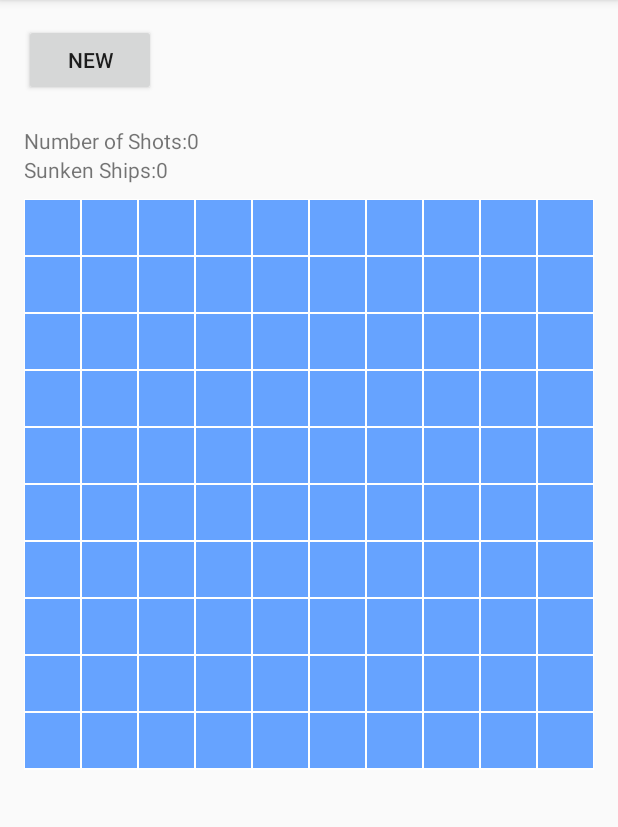
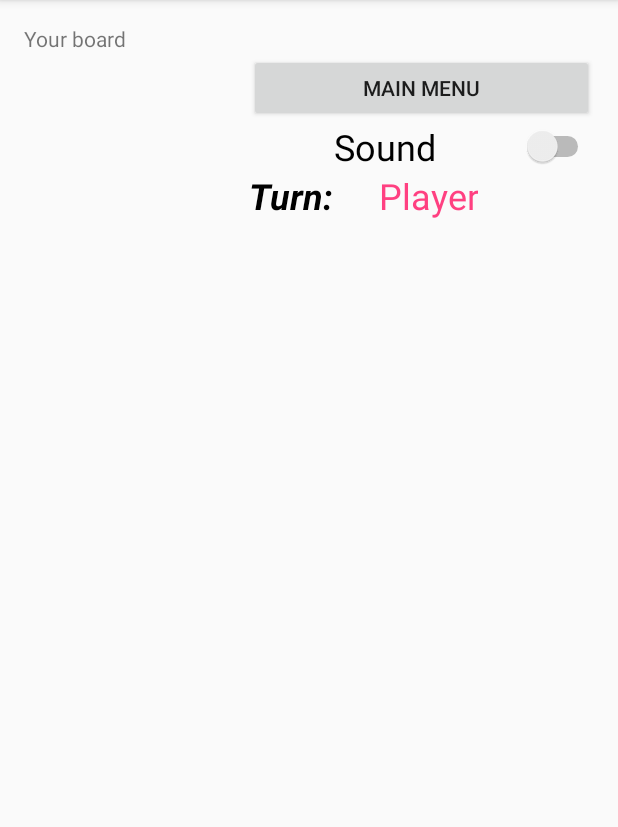
Before and after one commit to MichaelsPlayground/Java-Android-Battleship-Org, an Android app: the GameActivity screen opened directly, with no data from a screen before it, on a phone screen of 412 x 824 dp, the part 84-911 px from its top. Run offline under Robolectric (Android 15) with nearby library versions, the phone set to English and light mode, and no system bars.

Commit message:
Added more features to game activity

```diff
--- a/app/build.gradle
+++ b/app/build.gradle
@@ -28,4 +28,5 @@ dependencies {
     compile 'com.android.support:appcompat-v7:25.1.0'
     testCompile 'junit:junit:4.12'
     compile 'com.google.android.gms:play-services-appindexing:8.4.0'
+    compile 'com.google.code.gson:gson:2.8.0'
 }
--- a/app/src/main/java/edu/utep/cs/cs4330/battleship/Game.java
+++ b/app/src/main/java/edu/utep/cs/cs4330/battleship/Game.java
@@ -33,5 +33,7 @@ public class Game {
         // You hit and are not allowed multiple hits
         if(isHit && !p.isAllowedMultipleShots)
             nextTurn();
+
+        return false;
     }
 }
--- a/app/src/main/java/edu/utep/cs/cs4330/battleship/GameActivity.java
+++ b/app/src/main/java/edu/utep/cs/cs4330/battleship/GameActivity.java
@@ -13,22 +13,18 @@ import android.view.Menu;
 import android.view.MenuItem;
 import android.view.View;
 import android.widget.Button;
+import android.widget.Switch;
 import android.widget.TextView;
+
+import com.google.gson.Gson;
 
 public class GameActivity extends AppCompatActivity {
     // Views
     private BoardView boardView;
-    private TextView textShots;
-    private TextView textSunk;
-    private Button btnNew;
+    private Switch switchSound;
 
     // Models
     private Board board;
-
-    private final int TOTAL_SHIPS = 5;
-    private int shotCount = 0;
-    private int sunkCount = 0;
-
     private boolean isSoundEnabled = true;
 
     @Override
@@ -39,8 +35,9 @@ public class GameActivity extends AppCompatActivity {
 
     @Override
     public boolean onOptionsItemSelected(MenuItem item) {
-        if(item.getItemId() == R.id.menuitem_sound)
+        if(item.getItemId() == R.id.menuitem_sound) {
             isSoundEnabled = !isSoundEnabled;
+        }
 
         return super.onOptionsItemSelected(item);
     }
@@ -48,63 +45,30 @@ public class GameActivity extends AppCompatActivity {
     @Override
     protected void onCreate(Bundle savedInstanceState) {
         super.onCreate(savedInstanceState);
-        Log.d("Debug", "Created");
         setContentView(R.layout.activity_game);
 
         boardView = (BoardView) findViewById(R.id.boardView);
-        textShots = (TextView) findViewById(R.id.txtShots);
-        textSunk = (TextView) findViewById(R.id.textSunk);
-        btnNew = (Button) findViewById(R.id.btnNew);
-        reset();
+        switchSound = (Switch) findViewById(R.id.switchSound);
+        //reset();
 
-        //if (!savedInstanceState.isEmpty()) {
-            //shotCount = savedInstanceState.getInt("shots");
-            //sunkCount = savedInstanceState.getInt("sunks");
-        //}
+        Bundle extras = getIntent().getExtras();
+        if(extras == null)
+            return;
+
+        String jsonMyObject;
+        jsonMyObject = extras.getString("BOARD");
+        if(jsonMyObject != null) {
+            Board b = new Gson().fromJson(jsonMyObject, Board.class);
+            boardView.setBoard(b);
+        }
+
     }
 
     @Override
     protected void onSaveInstanceState(Bundle outState) {
-        //outState.putInt("shots", shotCount);
-        //outState.putInt("sunks", sunkCount);
         super.onSaveInstanceState(outState);
     }
 
-    @Override
-    protected void onStart() {
-        super.onStart();
-        Log.d("Debug", "---=== Started");
-    }
-
-    @Override
-    protected void onResume() {
-        super.onResume();
-        Log.d("Debug", "Resumed");
-    }
-
-    @Override
-    protected void onPause() {
-        super.onPause();
-        Log.d("Debug", "Paused");
-    }
-
-    @Override
-    protected void onStop() {
-        super.onStop();
-        Log.d("Debug", "Stopped");
-    }
-
-    @Override
-    protected void onDestroy() {
-        super.onDestroy();
-        Log.d("Debug", "Destroyed");
-    }
-
-    @Override
-    protected void onRestart() {
-        super.onRestart();
-        Log.d("Debug", "Restarted");
-    }
 
     public void onNewButton(View v) {
         new AlertDialog.Builder(this)
@@ -124,10 +88,6 @@ public class GameActivity extends AppCompatActivity {
     }
 
     private void reset() {
-        shotCount = 0;
-        sunkCount = 0;
-        updateShotCounter();
-        updateSunkCounter();
 
         board = new Board(10);
         Log.d("Cheat", board.boardToString());
@@ -135,48 +95,15 @@ public class GameActivity extends AppCompatActivity {
         board.addBoardListener(new Board.BoardListener() {
             @Override
             public void onShipHit(Ship ship) {
-                shotCount++;
 
-                if(isSoundEnabled) {
-                    MediaPlayer mp = MediaPlayer.create(getApplicationContext(), R.raw.hit);
-                    mp.start();
-                }
-
-                if (ship.isDestroyed()) {
-                    if(isSoundEnabled) {
-                        MediaPlayer mp = MediaPlayer.create(getApplicationContext(), R.raw.sink);
-                        mp.start();
-                    }
-                    sunkCount++;
-                }
-
-                if (sunkCount == TOTAL_SHIPS) {
-                    if(isSoundEnabled) {
-                        MediaPlayer mp = MediaPlayer.create(getApplicationContext(), R.raw.gameover);
-                        mp.start();
-                    }
-                }
-
-
-                updateSunkCounter();
-                updateShotCounter();
             }
 
             @Override
             public void onShipMiss() {
-                shotCount++;
-                updateShotCounter();
+
             }
         });
         boardView.setBoard(board);
     }
 
-    private void updateShotCounter() {
-        textShots.setText(getString(R.string.num_shots) + shotCount);
-    }
-
-    private void updateSunkCounter() {
-        textSunk.setText(getString(R.string.num_sunk_ships) + sunkCount);
-    }
-
 }
--- a/app/src/main/res/layout/activity_deployment.xml
+++ b/app/src/main/res/layout/activity_deployment.xml
@@ -169,7 +169,8 @@
             android:layout_height="wrap_content"
             android:id="@+id/btnDeploy"
             android:layout_weight="1"
-            android:enabled="false"/>
+            android:enabled="false"
+            android:onClick="onClickDeploy" />
 
         <Space
             android:layout_width="wrap_content"
--- a/app/src/main/res/layout/activity_game.xml
+++ b/app/src/main/res/layout/activity_game.xml
@@ -12,34 +12,103 @@
     <LinearLayout
         android:layout_width="match_parent"
         android:layout_height="wrap_content"
-        android:orientation="vertical">
+        android:orientation="vertical"
+        android:id="@+id/layoutGameMain"
+        android:layout_alignParentTop="true"
+        android:layout_alignParentLeft="true"
+        android:layout_alignParentStart="true">
 
-        <Button
-            android:text="@string/new_button_label"
+        <LinearLayout
+            android:orientation="horizontal"
+            android:layout_width="match_parent"
+            android:layout_height="match_parent"
+            android:id="@+id/layoutGameTop">
+
+            <LinearLayout
+                android:orientation="vertical"
                 android:layout_width="wrap_content"
                 android:layout_height="wrap_content"
-            android:id="@+id/btnNew"
-            android:onClick="onNewButton" />
+                android:id="@+id/layoutGameBoard">
 
                 <TextView
+                    android:text="Your board"
                     android:layout_width="wrap_content"
                     android:layout_height="wrap_content"
-            android:text="@string/num_shots"
-            android:layout_marginTop="20dp"
-            android:id="@+id/txtShots" />
-
-        <TextView
-            android:text="@string/num_sunk_ships"
-            android:layout_width="match_parent"
-            android:layout_height="wrap_content"
-            android:id="@+id/textSunk" />
+                    android:id="@+id/textView"
+                    android:layout_weight="1" />
 
                 <edu.utep.cs.cs4330.battleship.BoardView
                     android:id="@+id/boardView"
+                    android:layout_weight="1"
+                    android:layout_marginTop="10dp"
+                    android:layout_width="150dp"
+                    android:layout_height="150dp" />
+            </LinearLayout>
+
+            <LinearLayout
+                android:orientation="vertical"
                 android:layout_width="match_parent"
+                android:layout_height="wrap_content"
+                android:id="@+id/layoutGameDetail"
+                android:layout_marginTop="20dp">
+
+                <Button
+                    android:text="Main Menu"
+                    android:layout_width="match_parent"
+                    android:id="@+id/button"
                     android:layout_weight="1"
-            android:layout_height="0dp"
-            android:layout_marginTop="10dp"/>
+                    android:layout_height="45dp" />
+
+                <Switch
+                    android:text="Sound"
+                    android:layout_width="match_parent"
+                    android:layout_height="wrap_content"
+                    android:id="@+id/switchSound"
+                    android:layout_weight="1"
+                    android:textSize="24sp"
+                    android:textAlignment="center" />
+
+                <LinearLayout
+                    android:orientation="horizontal"
+                    android:layout_width="wrap_content"
+                    android:layout_height="wrap_content">
+
+                    <TextView
+                        android:text="Turn:"
+                        android:layout_width="match_parent"
+                        android:layout_height="wrap_content"
+                        android:id="@+id/textView3"
+                        android:layout_weight="1"
+                        android:textSize="24sp"
+                        android:textStyle="normal|bold|italic"
+                        android:textColor="@android:color/black" />
+
+                    <Space
+                        android:layout_height="wrap_content"
+                        android:layout_weight="1"
+                        android:layout_width="30dp" />
+
+                    <TextView
+                        android:text="Player"
+                        android:layout_height="wrap_content"
+                        android:id="@+id/textView5"
+                        android:layout_weight="1"
+                        android:textSize="24sp"
+                        android:textAlignment="textEnd"
+                        android:textColor="@color/colorAccent"
+                        android:layout_width="match_parent" />
+                </LinearLayout>
+
+            </LinearLayout>
+
+        </LinearLayout>
+
+        <view
+            android:layout_width="match_parent"
+            android:layout_height="match_parent"
+            class="edu.utep.cs.cs4330.battleship.BoardView"
+            android:id="@+id/view" />
+
     </LinearLayout>
 
 </RelativeLayout>
```
Also changed, not shown: app/src/main/java/edu/utep/cs/cs4330/battleship/BoardView.java (+10 -0 lines), app/src/main/java/edu/utep/cs/cs4330/battleship/DeploymentActivity.java (+10 -0 lines). Lines whose indentation alone changed are shown as unchanged.
